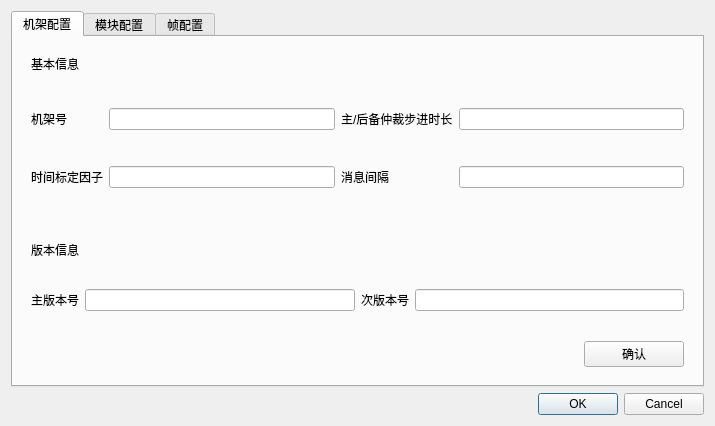
RobbinLin7/ARINC659-SIM, file deviceModel/bodyFrame.ui: the form before one commit.
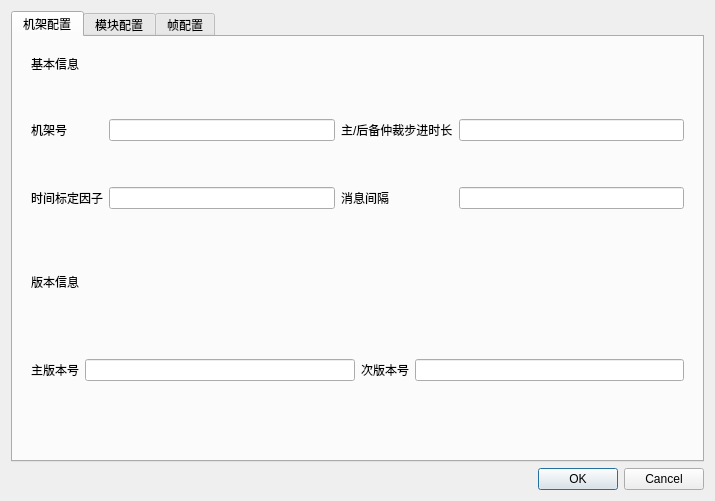
The form after the commit.

Patch:
```diff
--- a/deviceModel/bodyFrame.ui
+++ b/deviceModel/bodyFrame.ui
@@ -7,7 +7,7 @@
     <x>0</x>
     <y>0</y>
     <width>715</width>
-    <height>426</height>
+    <height>501</height>
    </rect>
   </property>
   <property name="windowTitle">
@@ -178,21 +178,18 @@
             </property>
            </spacer>
           </item>
-          <item row="4" column="3">
-           <widget class="QPushButton" name="pushButton">
-            <property name="maximumSize">
+          <item row="3" column="3">
+           <spacer name="verticalSpacer">
+            <property name="orientation">
+             <enum>Qt::Vertical</enum>
+            </property>
+            <property name="sizeHint" stdset="0">
              <size>
-              <width>100</width>
-              <height>16777215</height>
+              <width>20</width>
+              <height>40</height>
              </size>
             </property>
-            <property name="layoutDirection">
-             <enum>Qt::RightToLeft</enum>
-            </property>
-            <property name="text">
-             <string>确认</string>
-            </property>
-           </widget>
+           </spacer>
           </item>
          </layout>
         </widget>
```
Left out of the diff: 25 changed lines with no effect on the pictures.
